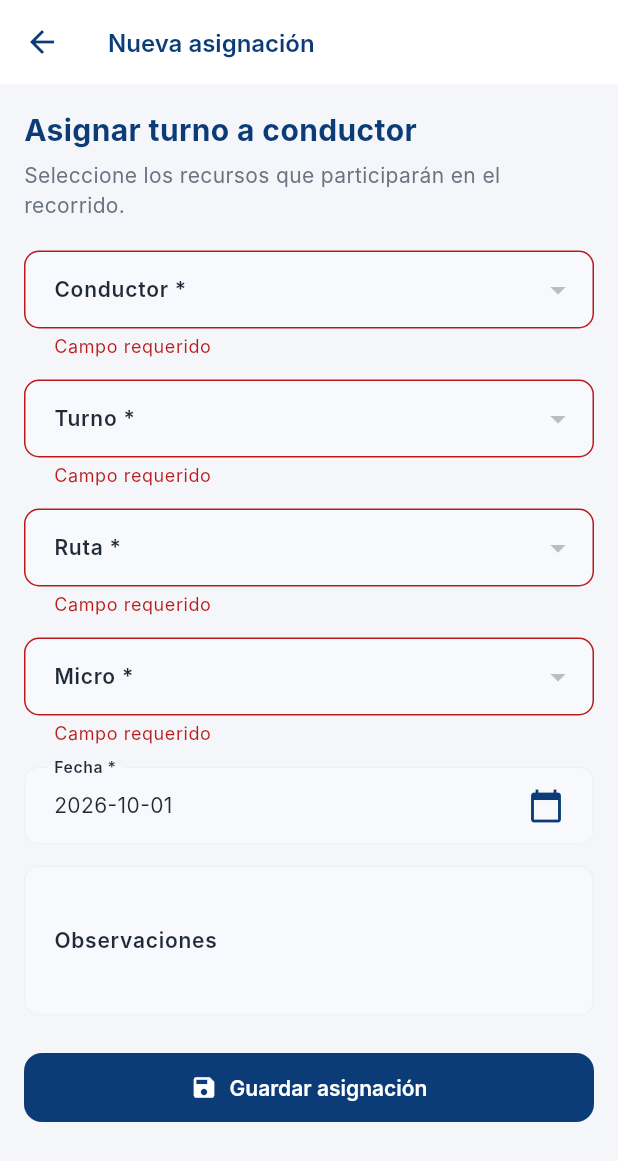
After one commit to pAvArDuwu/linea61movil, a Flutter app: the AsignacionTurnoFormScreen screen opened directly, after a tap on "Guardar asignación", on a phone screen of 412 x 824 dp. The commit adds this screen. Shown: the top 1161 px of the screen. Run offline on Flutter 3.47's test engine with Material 3 defaults, Android fonts, the phone set to English and light mode, and no system bars; our stand-ins replace flutter_secure_storage; accounts and stored records are empty; network calls fail; Roboto replaces fonts that are missing (Inter).

Commit message:
feat: integrar transacciones moviles con ApiDart

```diff
--- /dev/null
+++ b/lib/screens/asignacion_turno/asignacion_turno_form_screen.dart
@@ -0,0 +1,212 @@
+import 'package:flutter/material.dart';
+import 'package:provider/provider.dart';
+import '../../providers/asignacion_turno_provider.dart';
+import '../../providers/conductor_provider.dart';
+import '../../providers/micro_provider.dart';
+import '../../providers/ruta_provider.dart';
+import '../../providers/turno_provider.dart';
+import '../../widgets/app_theme.dart';
+
+class AsignacionTurnoFormScreen extends StatefulWidget {
+  const AsignacionTurnoFormScreen({super.key});
+
+  @override
+  State<AsignacionTurnoFormScreen> createState() => _AsignacionTurnoFormScreenState();
+}
+
+class _AsignacionTurnoFormScreenState extends State<AsignacionTurnoFormScreen> {
+  final _formKey = GlobalKey<FormState>();
+  final _observacionesController = TextEditingController();
+  int? _turnoId;
+  int? _rutaId;
+  int? _microId;
+  int? _conductorId;
+  DateTime _fecha = DateTime.now();
+  bool _loading = false;
+  bool _loadingOptions = true;
+
+  @override
+  void initState() {
+    super.initState();
+    WidgetsBinding.instance.addPostFrameCallback((_) => _loadOptions());
+  }
+
+  @override
+  void dispose() {
+    _observacionesController.dispose();
+    super.dispose();
+  }
+
+  Future<void> _loadOptions() async {
+    await Future.wait([
+      context.read<ConductorProvider>().fetchAll(),
+      context.read<MicroProvider>().fetchAll(),
+      context.read<RutaProvider>().fetchAll(),
+      context.read<TurnoProvider>().fetchAll(),
+    ]);
+    if (mounted) setState(() => _loadingOptions = false);
+  }
+
+  String _formatDate(DateTime date) {
+    final month = date.month.toString().padLeft(2, '0');
+    final day = date.day.toString().padLeft(2, '0');
+    return '${date.year}-$month-$day';
+  }
+
+  Future<void> _selectDate() async {
+    final selected = await showDatePicker(
+      context: context,
+      initialDate: _fecha,
+      firstDate: DateTime.now().subtract(const Duration(days: 30)),
+      lastDate: DateTime.now().add(const Duration(days: 365)),
+      helpText: 'Seleccione la fecha del turno',
+    );
+    if (selected != null && mounted) setState(() => _fecha = selected);
+  }
+
+  Future<void> _save() async {
+    if (!_formKey.currentState!.validate()) return;
+    setState(() => _loading = true);
+    final provider = context.read<AsignacionTurnoProvider>();
+    final created = await provider.create(
+      turnoId: _turnoId!,
+      rutaId: _rutaId!,
+      microId: _microId!,
+      conductorId: _conductorId!,
+      fecha: _formatDate(_fecha),
+      observaciones: _observacionesController.text,
+    );
+    if (!mounted) return;
+    setState(() => _loading = false);
+    if (created) {
+      ScaffoldMessenger.of(context).showSnackBar(
+        const SnackBar(
+          content: Text('Asignación creada correctamente'),
+          backgroundColor: AppTheme.activeGreen,
+        ),
+      );
+      Navigator.pop(context, true);
+    } else if (provider.error != null) {
+      ScaffoldMessenger.of(context).showSnackBar(
+        SnackBar(content: Text(provider.error!), backgroundColor: Colors.red),
+      );
+    }
+  }
+
+  @override
+  Widget build(BuildContext context) {
+    final conductores = context.watch<ConductorProvider>().conductores;
+    final micros = context.watch<MicroProvider>().micros;
+    final rutas = context.watch<RutaProvider>().rutas;
+    final turnos = context.watch<TurnoProvider>().turnos;
+
+    return Scaffold(
+      appBar: AppBar(title: const Text('Nueva asignación')),
+      body: _loadingOptions
+          ? const Center(child: CircularProgressIndicator(color: AppTheme.primary))
+          : SingleChildScrollView(
+              padding: const EdgeInsets.all(16),
+              child: Form(
+                key: _formKey,
+                child: Column(
+                  crossAxisAlignment: CrossAxisAlignment.stretch,
+                  children: [
+                    const Text(
+                      'Asignar turno a conductor',
+                      style: TextStyle(fontSize: 20, fontWeight: FontWeight.w700, color: AppTheme.primary),
+                    ),
+                    const SizedBox(height: 6),
+                    const Text(
+                      'Seleccione los recursos que participarán en el recorrido.',
+                      style: TextStyle(color: AppTheme.muted),
+                    ),
+                    const SizedBox(height: 20),
+                    _dropdown<int>(
+                      label: 'Conductor *',
+                      value: _conductorId,
+                      items: conductores
+                          .where((item) => item.id != null && item.estado == 'activo')
+                          .map((item) => DropdownMenuItem(value: item.id, child: Text(item.nombreCompleto)))
+                          .toList(),
+                      onChanged: (value) => setState(() => _conductorId = value),
+                    ),
+                    const SizedBox(height: 14),
+                    _dropdown<int>(
+                      label: 'Turno *',
+                      value: _turnoId,
+                      items: turnos
+                          .where((item) => item.id != null && item.estado == 'activo')
+                          .map((item) => DropdownMenuItem(value: item.id, child: Text(item.displayNombre)))
+                          .toList(),
+                      onChanged: (value) => setState(() => _turnoId = value),
+                    ),
+                    const SizedBox(height: 14),
+                    _dropdown<int>(
+                      label: 'Ruta *',
+                      value: _rutaId,
+                      items: rutas
+                          .where((item) => item.id != null && item.estado == 'activo')
+                          .map((item) => DropdownMenuItem(value: item.id, child: Text(item.nombre)))
+                          .toList(),
+                      onChanged: (value) => setState(() => _rutaId = value),
+                    ),
+                    const SizedBox(height: 14),
+                    _dropdown<int>(
+                      label: 'Micro *',
+                      value: _microId,
+                      items: micros
+                          .where((item) => item.id != null && item.estado == 'activo')
+                          .map((item) => DropdownMenuItem(value: item.id, child: Text(item.placa)))
+                          .toList(),
+                      onChanged: (value) => setState(() => _microId = value),
+                    ),
+                    const SizedBox(height: 14),
+                    InputDecorator(
+                      decoration: const InputDecoration(labelText: 'Fecha *'),
+                      child: InkWell(
+                        onTap: _selectDate,
+                        child: Row(
+                          mainAxisAlignment: MainAxisAlignment.spaceBetween,
+                          children: [
+                            Text(_formatDate(_fecha)),
+                            const Icon(Icons.calendar_today, color: AppTheme.primary),
+                          ],
+                        ),
+                      ),
+                    ),
+                    const SizedBox(height: 14),
+                    TextFormField(
+                      controller: _observacionesController,
+                      maxLines: 3,
+                      decoration: const InputDecoration(labelText: 'Observaciones'),
+                    ),
+                    const SizedBox(height: 24),
+                    ElevatedButton.icon(
+                      onPressed: _loading ? null : _save,
+                      icon: _loading
+                          ? const SizedBox(width: 18, height: 18, child: CircularProgressIndicator(strokeWidth: 2, color: Colors.white))
+                          : const Icon(Icons.save),
+                      label: Text(_loading ? 'Guardando...' : 'Guardar asignación'),
+                    ),
+                  ],
+                ),
+              ),
+            ),
+    );
+  }
+
+  Widget _dropdown<T>({
+    required String label,
+    required T? value,
+    required List<DropdownMenuItem<T>> items,
+    required ValueChanged<T?> onChanged,
+  }) {
+    return DropdownButtonFormField<T>(
+      initialValue: value,
+      decoration: InputDecoration(labelText: label),
+      items: items,
+      onChanged: onChanged,
+      validator: (selected) => selected == null ? 'Campo requerido' : null,
+    );
+  }
+}
```
Also changed, not shown: lib/providers/asignacion_turno_provider.dart (+80 -21 lines), lib/providers/auth_provider.dart (+8 -0 lines), lib/screens/asignacion_turno/asignacion_turno_list_screen.dart (+28 -3 lines), lib/screens/asignacion_turno/turno_activo_screen.dart (+65 -7 lines), lib/services/api_service.dart (+38 -16 lines), 2 other files.
